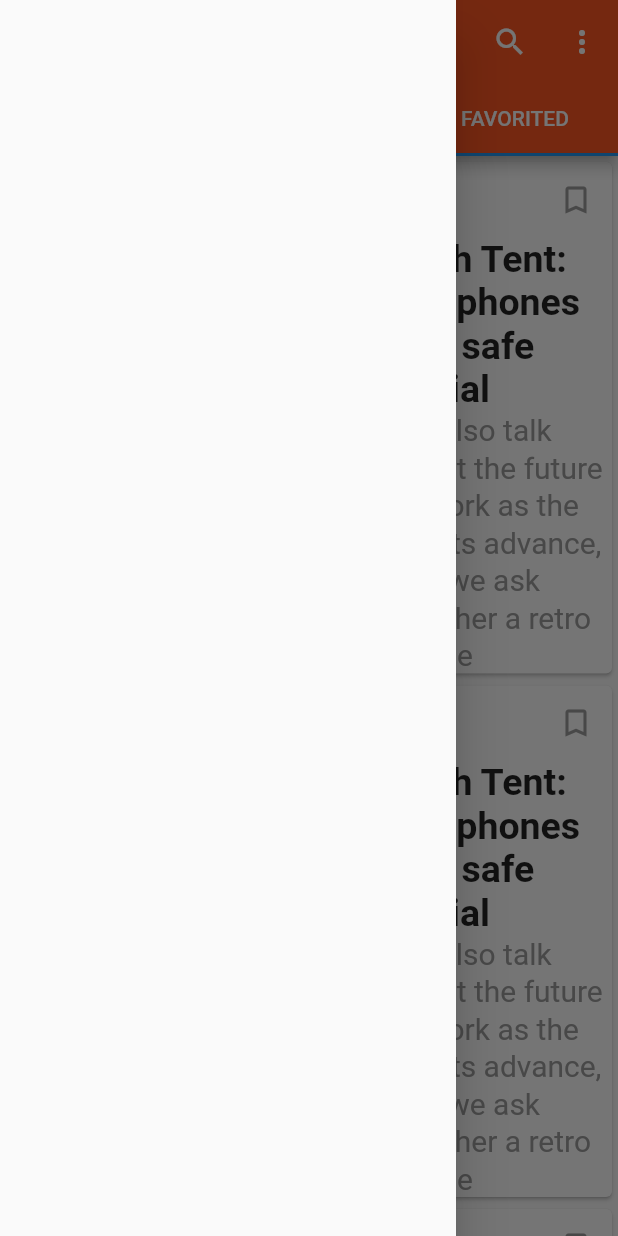
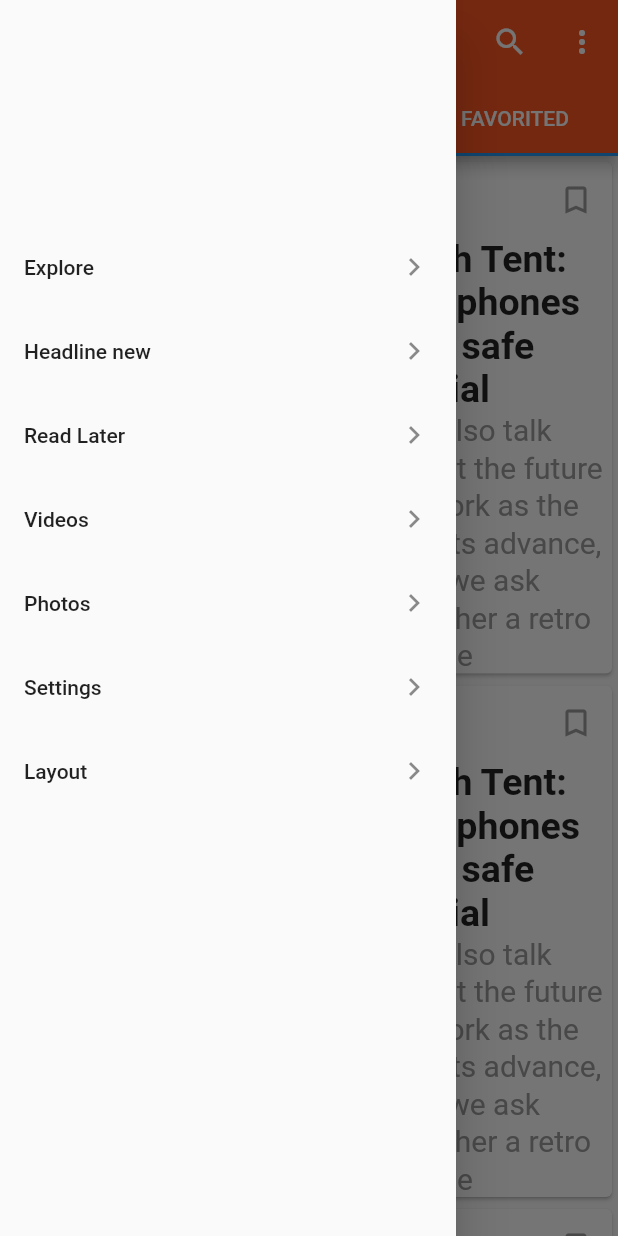
Before and after one commit to Farouk615/News_Application, a Flutter app: the HomePage screen opened directly, tab 3 chosen, with the side drawer open, on a phone screen of 412 x 824 dp. Run offline on Flutter 3.47's test engine with Material 2 defaults, Android fonts, the phone set to English and light mode, and no system bars; missing offline and left inert: dart:html, page_view_indicator.

```diff
--- a/lib/screens/HomePage.dart
+++ b/lib/screens/HomePage.dart
@@ -1,5 +1,4 @@
 import 'package:flutter/material.dart';
-import 'package:news_application/Shared%20UI/Drawer.dart';
 import 'package:news_application/screens/Home_tab/Popular.dart';
 import 'package:news_application/screens/Home_tab/Whats%20new.dart';
 import 'Home_tab/Favorited.dart';
@@ -11,6 +10,15 @@ class HomePage extends StatefulWidget {
 }
 
 class _HomePageState extends State<HomePage> {
+  List<String> navMenu= [
+    'Explore',
+    'Headline new',
+    'Read Later',
+    'Videos',
+    'Photos',
+    'Settings',
+    'Layout',
+  ];
   @override
   Widget build(BuildContext context) {
     return DefaultTabController(
@@ -29,7 +37,19 @@ class _HomePageState extends State<HomePage> {
           ],
           ),
         ),
-        drawer: Drawer(),
+        drawer: Drawer(
+          child: Padding(
+            padding: const EdgeInsets.only(top: 150 ),
+            child: ListView.builder(itemBuilder: (BuildContext context,int index){
+              return ListTile(
+                title: Text(navMenu[index]),
+                trailing: Icon(Icons.chevron_right),
+                onTap: (){},
+              );
+            },
+            itemCount: 7,),
+          ),
+        ),
         body: Center(
           child: TabBarView(children: [
             WhatsUp(),
```
